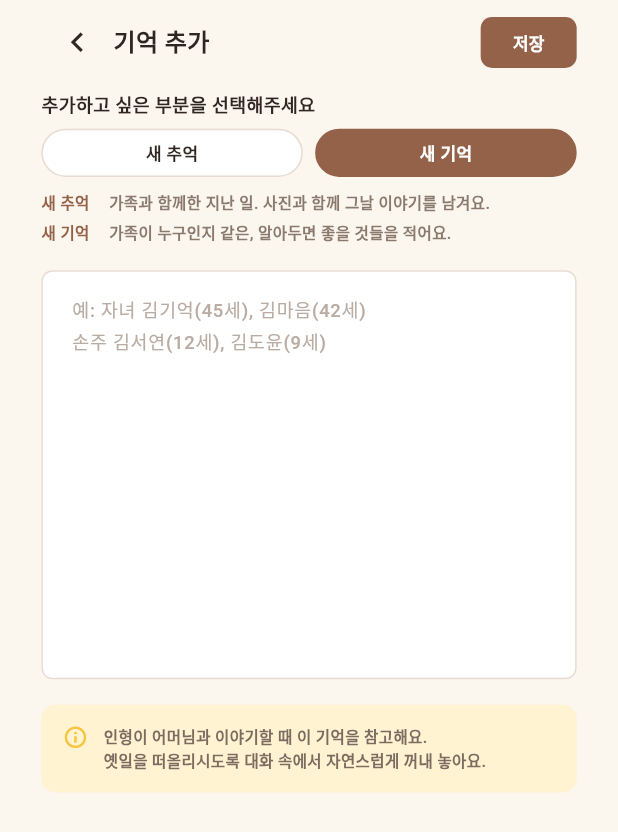
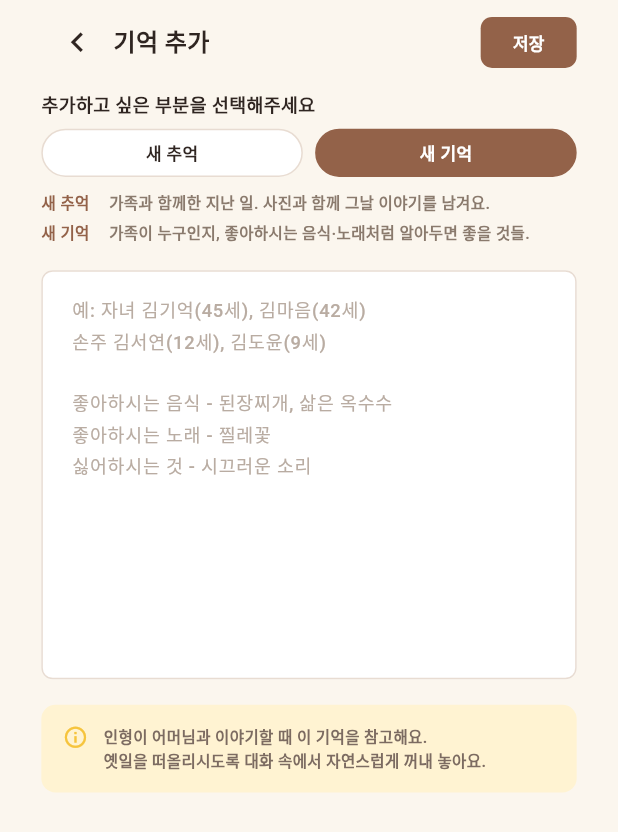
Before and after one commit to Hanium-Remory/Hanium-Remory-FE, a Flutter app: the MemoryTypeScreen screen opened directly with empty values, on a phone screen of 412 x 824 dp. Shown: the top 832 px of the screen. Run offline on Flutter 3.47's test engine with Material 3 defaults, Android fonts, the phone set to English and light mode, and no system bars; our stand-ins replace audioplayers, firebase_auth, firebase_core, firebase_messaging, flutter_screenutil, image_picker and 2 more; missing offline and left inert: passkeys, record; accounts and stored records are empty; Roboto replaces fonts that are missing (Pretendard).

Commit message:
fix: 새 기억에 무엇을 적는지 넓혀서 알려준다
'가족이 누구인지 같은' 이라고만 적어 두니 가족 관계만 쓰는 자리로 보였다.
좋아하시는 음식·노래처럼 인형이 알아두면 좋을 것이 다 들어간다.

입력칸 예시도 같이 늘렸다. 설명은 넓은데 예시가 가족 명단뿐이면 결국
예시를 따라 적게 된다.

```diff
--- a/lib/5. memory/memory_add_flow.dart
+++ b/lib/5. memory/memory_add_flow.dart
@@ -213,7 +213,11 @@ class MemoryTypeScreen extends StatelessWidget {
                         ),
                         decoration: InputDecoration(
                           hintText:
-                              '예: 자녀 김기억(45세), 김마음(42세)\n손주 김서연(12세), 김도윤(9세)',
+                              '예: 자녀 김기억(45세), 김마음(42세)\n'
+                              '손주 김서연(12세), 김도윤(9세)\n\n'
+                              '좋아하시는 음식 - 된장찌개, 삶은 옥수수\n'
+                              '좋아하시는 노래 - 찔레꽃\n'
+                              '싫어하시는 것 - 시끄러운 소리',
                           hintStyle: TextStyle(
                             fontSize: 13.sp,
                             height: 1.6,
@@ -753,7 +757,7 @@ class _TypeGuide extends StatelessWidget {
         SizedBox(height: 4.h),
         _TypeGuideLine(
           term: '새 기억',
-          body: '가족이 누구인지 같은, 알아두면 좋을 것들을 적어요.',
+          body: '가족이 누구인지, 좋아하시는 음식·노래처럼 알아두면 좋을 것들.',
         ),
       ],
     );
```
